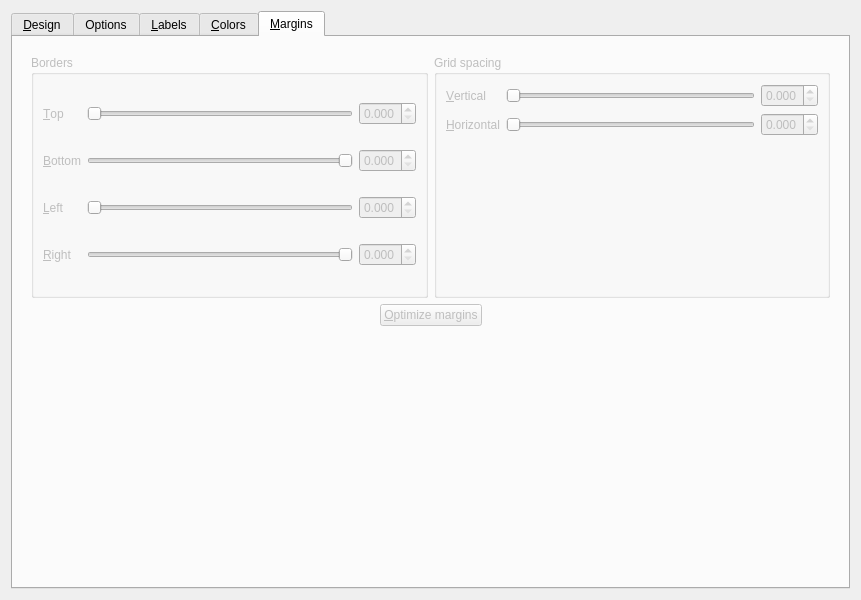
Above: coquery/gui/ui/visualizationDesigner.ui from gkunter/coquery before the change. Below: the same form after it.
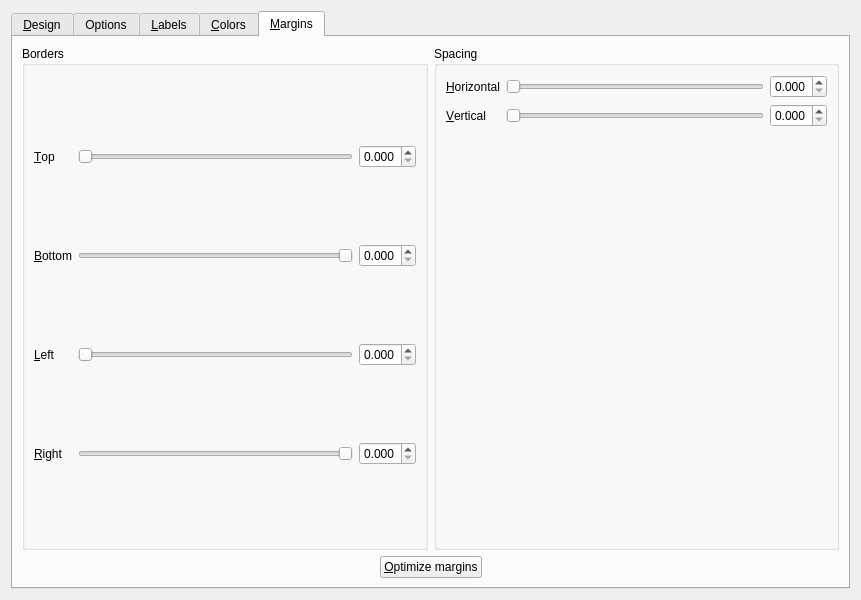
That is the form after the change. The open tabs and pages were chosen to show the change. Custom widgets are drawn as their Qt base class.

Patch:
```diff
--- a/coquery/gui/ui/visualizationDesigner.ui
+++ b/coquery/gui/ui/visualizationDesigner.ui
@@ -1274,10 +1274,6 @@
       </attribute>
       <layout class="QVBoxLayout" name="verticalLayout_4">
        <item>
-        <widget class="QWidget" name="widget_margins" native="true">
-         <property name="enabled">
-          <bool>false</bool>
-         </property>
          <layout class="QGridLayout" name="gridLayout_11">
           <item row="0" column="0">
            <widget class="QGroupBox" name="group_borders">
@@ -1353,7 +1349,7 @@
                </property>
               </widget>
              </item>
-             <item row="3" column="0">
+            <item row="2" column="0">
               <widget class="QLabel" name="label_left">
                <property name="text">
                 <string>&amp;Left</string>
@@ -1363,7 +1359,7 @@
                </property>
               </widget>
              </item>
-             <item row="3" column="1">
+            <item row="2" column="1">
               <widget class="QSlider" name="slide_left">
                <property name="maximum">
                 <number>100</number>
@@ -1373,7 +1369,7 @@
                </property>
               </widget>
              </item>
-             <item row="3" column="2">
+            <item row="2" column="2">
               <widget class="QDoubleSpinBox" name="spin_left">
                <property name="keyboardTracking">
                 <bool>false</bool>
@@ -1389,7 +1385,7 @@
                </property>
               </widget>
              </item>
-             <item row="4" column="0">
+            <item row="3" column="0">
               <widget class="QLabel" name="label_right">
                <property name="text">
                 <string>&amp;Right</string>
@@ -1399,7 +1395,7 @@
                </property>
               </widget>
              </item>
-             <item row="4" column="1">
+            <item row="3" column="1">
               <widget class="QSlider" name="slide_right">
                <property name="maximum">
                 <number>100</number>
@@ -1412,7 +1408,7 @@
                </property>
               </widget>
              </item>
-             <item row="4" column="2">
+            <item row="3" column="2">
               <widget class="QDoubleSpinBox" name="spin_right">
                <property name="keyboardTracking">
                 <bool>false</bool>
@@ -1446,14 +1442,47 @@
           </item>
           <item row="0" column="1">
            <widget class="QGroupBox" name="group_spacing">
-            <property name="enabled">
-             <bool>false</bool>
-            </property>
             <property name="title">
-             <string>Grid spacing</string>
+            <string>Spacing</string>
             </property>
             <layout class="QGridLayout" name="gridLayout_10">
              <item row="0" column="0">
+             <widget class="QLabel" name="label_horizontal">
+              <property name="text">
+               <string>&amp;Horizontal</string>
+              </property>
+              <property name="buddy">
+               <cstring>spin_horizontal</cstring>
+              </property>
+             </widget>
+            </item>
+            <item row="0" column="1">
+             <widget class="QSlider" name="slide_horizontal">
+              <property name="maximum">
+               <number>100</number>
+              </property>
+              <property name="orientation">
+               <enum>Qt::Horizontal</enum>
+              </property>
+             </widget>
+            </item>
+            <item row="0" column="2">
+             <widget class="QDoubleSpinBox" name="spin_horizontal">
+              <property name="keyboardTracking">
+               <bool>false</bool>
+              </property>
+              <property name="decimals">
+               <number>3</number>
+              </property>
+              <property name="maximum">
+               <double>1.000000000000000</double>
+              </property>
+              <property name="singleStep">
+               <double>0.005000000000000</double>
+              </property>
+             </widget>
+            </item>
+            <item row="1" column="0">
               <widget class="QLabel" name="label_vertical">
                <property name="text">
                 <string>&amp;Vertical</string>
@@ -1463,7 +1492,7 @@
                </property>
               </widget>
              </item>
-             <item row="0" column="1">
+            <item row="1" column="1">
               <widget class="QSlider" name="slide_vertical">
                <property name="maximum">
                 <number>100</number>
@@ -1473,7 +1502,7 @@
                </property>
               </widget>
              </item>
-             <item row="0" column="2">
+            <item row="1" column="2">
               <widget class="QDoubleSpinBox" name="spin_vertical">
                <property name="keyboardTracking">
                 <bool>false</bool>
@@ -1502,42 +1531,6 @@
                </property>
               </spacer>
              </item>
-             <item row="1" column="2">
-              <widget class="QDoubleSpinBox" name="spin_horizontal">
-               <property name="keyboardTracking">
-                <bool>false</bool>
-               </property>
-               <property name="decimals">
-                <number>3</number>
-               </property>
-               <property name="maximum">
-                <double>1.000000000000000</double>
-               </property>
-               <property name="singleStep">
-                <double>0.005000000000000</double>
-               </property>
-              </widget>
-             </item>
-             <item row="1" column="0">
-              <widget class="QLabel" name="label_horizontal">
-               <property name="text">
-                <string>&amp;Horizontal</string>
-               </property>
-               <property name="buddy">
-                <cstring>spin_horizontal</cstring>
-               </property>
-              </widget>
-             </item>
-             <item row="1" column="1">
-              <widget class="QSlider" name="slide_horizontal">
-               <property name="maximum">
-                <number>100</number>
-               </property>
-               <property name="orientation">
-                <enum>Qt::Horizontal</enum>
-               </property>
-              </widget>
-             </item>
             </layout>
            </widget>
           </item>
@@ -1578,21 +1571,7 @@
             </item>
            </layout>
           </item>
-          <item row="2" column="0">
-           <spacer name="verticalSpacer_12">
-            <property name="orientation">
-             <enum>Qt::Vertical</enum>
-            </property>
-            <property name="sizeHint" stdset="0">
-             <size>
-              <width>17</width>
-              <height>229</height>
-             </size>
-            </property>
-           </spacer>
-          </item>
-         </layout>
-        </widget>
+        </layout>
        </item>
       </layout>
      </widget>
```
Left out of the diff: 246 changed lines with no effect on the pictures. Lines whose indentation alone changed are shown as unchanged.
